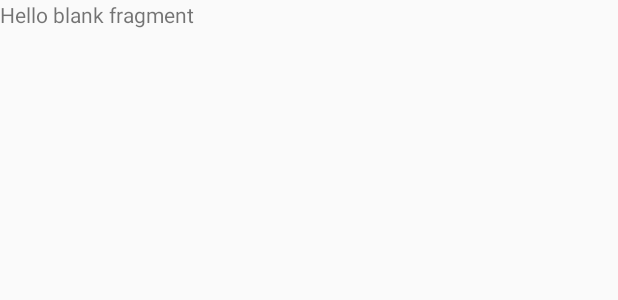
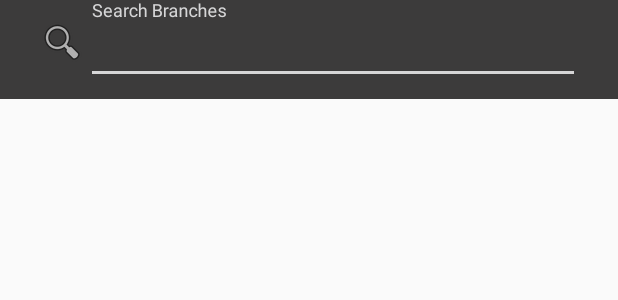
Before and after one commit to csandun/SrilankaBankLocator, an Android app: the layout fragment_branck.xml on its own in the app's theme, with its tools: preview values and no code run, on a phone screen of 412 x 824 dp. Shown: the top 300 px of the screen. Run offline under Robolectric (Android 15) with nearby library versions, the phone set to English and light mode, and no system bars.

Commit message:
add search input box

```diff
--- a/app/src/main/res/layout/fragment_branck.xml
+++ b/app/src/main/res/layout/fragment_branck.xml
@@ -3,8 +3,44 @@
     android:layout_height="match_parent"
     tools:context="com.mikepenz.materialdrawer.app.BranchFragment">
 
-    <!-- TODO: Update blank fragment layout -->
-    <TextView android:layout_width="match_parent" android:layout_height="match_parent"
-        android:text="@string/hello_blank_fragment" />
+    <LinearLayout
+        android:orientation="vertical"
+        android:layout_width="match_parent"
+        android:layout_height="match_parent"
+        android:layout_gravity="center">
+
+        <LinearLayout
+            android:orientation="horizontal"
+            android:layout_width="match_parent"
+            android:layout_height="wrap_content"
+            android:layout_gravity="center_horizontal"
+            android:background="#3c3b3b"
+            android:paddingBottom="10dp">
+
+            <ImageView
+                android:layout_width="wrap_content"
+                android:layout_height="fill_parent"
+                android:src="@android:drawable/ic_menu_search"
+                android:layout_marginLeft="25dp" />
+
+            <android.support.design.widget.TextInputLayout
+                android:id="@+id/etSearchBranchLayout"
+                android:layout_width="match_parent"
+                android:layout_height="wrap_content"
+                android:layout_marginRight="25dp">
+
+                <EditText
+                    android:id="@+id/etSearchBranch"
+                    android:layout_width="match_parent"
+                    android:layout_height="wrap_content"
+                    android:inputType="textAutoComplete"
+                    android:hint="@string/searchbranch_string"
+                    android:height="50dp"
+                    android:paddingTop="10dp" />
+            </android.support.design.widget.TextInputLayout>
+        </LinearLayout>
+
+
+    </LinearLayout>
 
 </FrameLayout>
--- a/app/src/main/res/values/strings.xml
+++ b/app/src/main/res/values/strings.xml
@@ -1,5 +1,5 @@
 <resources>
-    <string name="app_name">Sri Lanka Bank and ATM Finder</string>
+    <string name="app_name">SriLanka Bank and ATM Finder</string>
 
     <!-- Sample menu -->
     <string name="action_settings">Settings</string>
@@ -21,7 +21,7 @@
     <string name="drawer_item_keyboard_util_drawer_desc">KeyboardUtil to (fix) adjustResize</string>
     <string name="drawer_item_embedded_drawer">Embedded Drawer</string>
     <string name="drawer_item_embedded_drawer_desc">Embed the drawer anywhere</string>
-    <string name="drawer_item_mini_drawer">Sri Lanka Bank Locator</string>
+    <string name="drawer_item_mini_drawer">SriLanka Bank and ATM Finder</string>
     <string name="drawer_item_mini_drawer_desc">Always visible MiniDrawer</string>
     <string name="drawer_item_fullscreen_drawer">FullScreen Drawer</string>
     <string name="drawer_item_fullscreen_drawer_desc">Drawer in FullScreen activity</string>
@@ -59,4 +59,6 @@
 <!-- TODO: Remove or change this placeholder text -->
     <string name="hello_blank_fragment">Hello blank fragment</string>
     <string name="set_path_string">Set Path</string>
+    <string name="searchatm_string">Search ATM</string>
+    <string name="searchbranch_string">Search Branches</string>
 </resources>
```
Also changed, not shown: app/src/main/java/com/mikepenz/materialdrawer/app/mainActivity.java (+8 -0 lines), app/src/main/res/layout/fragment_atm.xml (+39 -0 lines).
